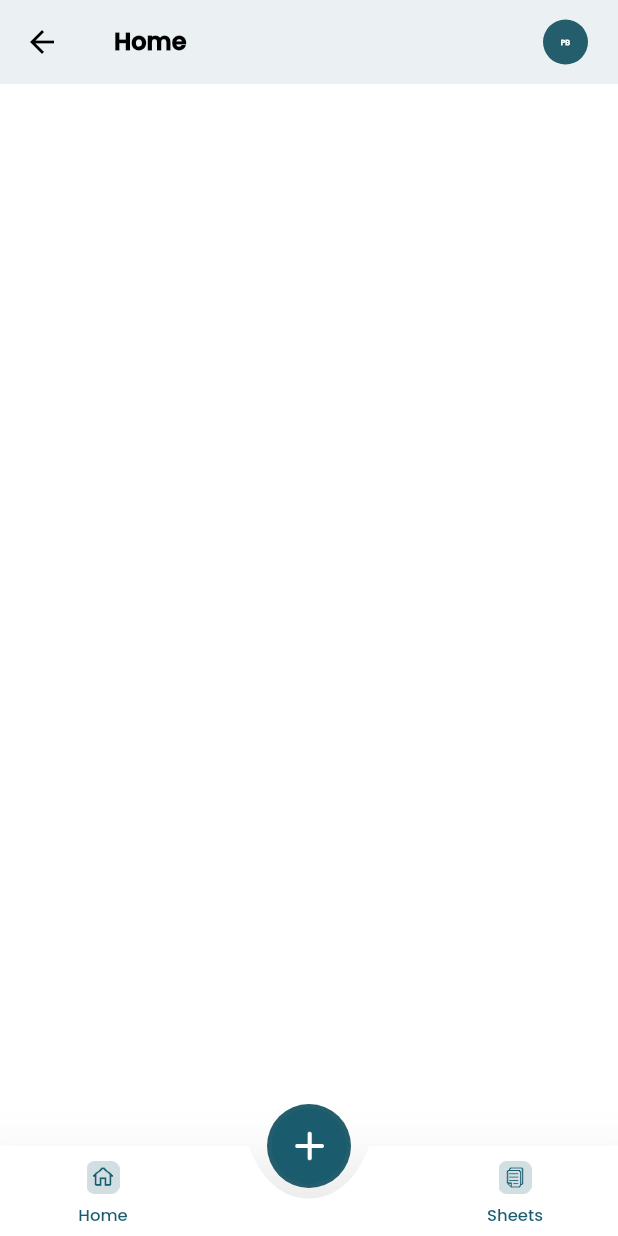
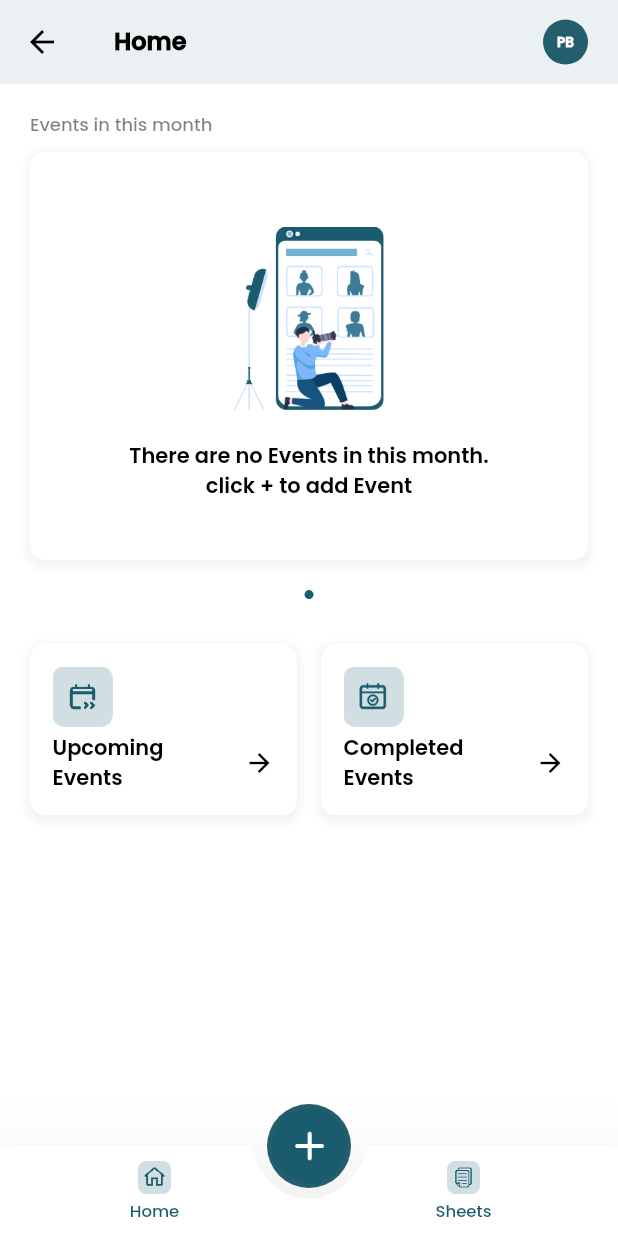
Before and after one commit to SatyaMirthipati/photographers_book, a Flutter app: the MainScreen screen opened by its route, on a phone screen of 412 x 824 dp. Run offline on Flutter 3.47's test engine with Material 3 defaults, Android fonts, the phone set to English and light mode, and no system bars; our stand-ins replace cached_network_image, dio, fluro, image_picker, lottie, photo_view and 2 more; missing offline and left inert: flutter_portal, syncfusion_flutter_pdfviewer; accounts and stored records are empty.

Commit message:
Design initial home_screen.dart

```diff
--- a/lib/resources/images.dart
+++ b/lib/resources/images.dart
@@ -3,6 +3,8 @@ class Images {
   static const logo = 'assets/icons/logo.png';
   static const logo_main = 'assets/icons/logo_main.png';
   static const add = 'assets/icons/add.png';
+  static const upcoming_events = 'assets/icons/upcoming_events.png';
+  static const completed_events = 'assets/icons/completed_events.png';
 
   static const calendar = 'assets/icons/calendar.png';
 
--- /dev/null
+++ b/lib/ui/screens/home/home_screen.dart
@@ -0,0 +1,84 @@
+import 'package:flutter/material.dart';
+
+import '../../../resources/colors.dart';
+import '../../../resources/images.dart';
+import '../../widgets/custom_card.dart';
+import '../../widgets/dynamic_grid_view.dart';
+import 'widgets/home_widget.dart';
+
+class HomeScreen extends StatelessWidget {
+  const HomeScreen({super.key});
+
+  @override
+  Widget build(BuildContext context) {
+    var textTheme = Theme.of(context).textTheme;
+    return Scaffold(
+      body: Padding(
+        padding: const EdgeInsets.all(20),
+        child: Column(
+          crossAxisAlignment: CrossAxisAlignment.stretch,
+          children: [
+            Text(
+              'Events in this month',
+              style: textTheme.titleSmall!.copyWith(
+                color: Colors.black.withOpacity(0.5),
+              ),
+            ),
+            const SizedBox(height: 10),
+            CustomCard(
+              radius: 10,
+              margin: EdgeInsets.zero,
+              child: Padding(
+                padding: const EdgeInsets.all(20),
+                child: Column(
+                  mainAxisAlignment: MainAxisAlignment.center,
+                  children: [
+                    const SizedBox(height: 30),
+                    Image.asset(Images.no_events, width: 100),
+                    const SizedBox(height: 20),
+                    Text(
+                      'There are no Events in this month.\nclick + to add Event',
+                      style: textTheme.titleMedium,
+                      textAlign: TextAlign.center,
+                    ),
+                    const SizedBox(height: 20),
+                  ],
+                ),
+              ),
+            ),
+            const SizedBox(height: 20),
+            const Row(
+              mainAxisAlignment: MainAxisAlignment.center,
+              children: [
+                Card(
+                  margin: EdgeInsets.symmetric(horizontal: 4),
+                  elevation: 0,
+                  shape: StadiumBorder(),
+                  color: MyColors.accentColor,
+                  child: SizedBox(height: 6, width: 6),
+                ),
+              ],
+            ),
+            const SizedBox(height: 30),
+            DynamicGridView(
+              spacing: 16,
+              count: 2,
+              children: [
+                HomeWidget(
+                  image: Images.upcoming_events,
+                  title: 'Upcoming\nEvents',
+                  onTap: () {},
+                ),
+                HomeWidget(
+                  image: Images.completed_events,
+                  title: 'Completed\nEvents',
+                  onTap: () {},
+                )
+              ],
+            )
+          ],
+        ),
+      ),
+    );
+  }
+}
--- /dev/null
+++ b/lib/ui/screens/home/widgets/home_widget.dart
@@ -0,0 +1,45 @@
+import 'package:flutter/material.dart';
+
+import '../../../widgets/custom_card.dart';
+
+class HomeWidget extends StatelessWidget {
+  final String image;
+  final String title;
+  final VoidCallback onTap;
+
+  const HomeWidget({
+    super.key,
+    required this.image,
+    required this.title,
+    required this.onTap,
+  });
+
+  @override
+  Widget build(BuildContext context) {
+    var textTheme = Theme.of(context).textTheme;
+    return CustomCard(
+      radius: 10,
+      margin: EdgeInsets.zero,
+      child: InkWell(
+        onTap: onTap,
+        child: Padding(
+          padding: const EdgeInsets.all(15),
+          child: Column(
+            crossAxisAlignment: CrossAxisAlignment.start,
+            children: [
+              Image.asset(image, width: 40, height: 40),
+              const SizedBox(height: 4),
+              Row(
+                children: [
+                  Text(title, style: textTheme.titleMedium),
+                  const Spacer(),
+                  const Icon(Icons.arrow_forward, size: 20)
+                ],
+              )
+            ],
+          ),
+        ),
+      ),
+    );
+  }
+}
--- a/lib/ui/screens/main/main_screen.dart
+++ b/lib/ui/screens/main/main_screen.dart
@@ -3,6 +3,7 @@ import 'package:provider/provider.dart';
 
 import '../../../bloc/main_bloc.dart';
 import '../../../resources/images.dart';
+import '../home/home_screen.dart';
 import 'widgets/bottom_bar.dart';
 import 'widgets/icon_widget.dart';
 import 'widgets/profile_widget.dart';
@@ -46,7 +47,7 @@ class _MainScreenState extends State<MainScreen> {
           builder: (context) {
             switch (mainBloc.index) {
               case 0:
-                return Container();
+                return const HomeScreen();
               case 1:
                 return Container();
               default:
@@ -63,7 +64,7 @@ class _MainScreenState extends State<MainScreen> {
           ),
         ),
         bottomNavigationBar: Material(
-          elevation: 33,
+          elevation: 50,
           color: Colors.transparent,
           child: Stack(
             children: [
@@ -95,7 +96,6 @@ class _MainScreenState extends State<MainScreen> {
                           },
                         ),
                       ),
-                      const Spacer(),
                       Expanded(
                         child: IconWidget(
                           text: 'Sheets',
--- a/lib/ui/screens/main/widgets/icon_widget.dart
+++ b/lib/ui/screens/main/widgets/icon_widget.dart
@@ -32,12 +32,12 @@ class IconWidget extends StatelessWidget {
               width: 25,
             ),
           ),
-          const SizedBox(height: 2),
           Text(
             text,
             style: textTheme.titleSmall!.copyWith(
               color: MyColors.accentColor,
               fontSize: 11,
+              height: 12 / 11,
             ),
           )
         ],
--- a/lib/ui/widgets/avatar.dart
+++ b/lib/ui/widgets/avatar.dart
@@ -29,7 +29,7 @@ class Avatar extends StatelessWidget {
     var initials = getInitials(name);
     double fontSize = fontSizes ?? size / 2;
     var style = Theme.of(context).textTheme.titleLarge!.copyWith(
-          fontSize: fontSize - 10,
+          fontSize: fontSize - 6,
           color: Colors.white,
         );
     if (url == null || !url!.contains('http')) {
```
Also changed, not shown: assets/icons/completed_events.png (added), assets/icons/upcoming_events.png (added).
